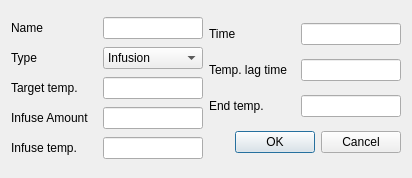
First picture: the form in mashStepEditor.ui, repository Brewtarget/brewtarget, before the edit.
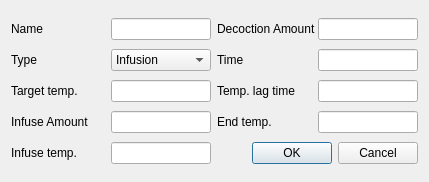
Second picture: the form after the edit.

Commit message: Now can do decoctions.

```diff
--- a/mashStepEditor.ui
+++ b/mashStepEditor.ui
@@ -6,8 +6,8 @@
    <rect>
     <x>0</x>
     <y>0</y>
-    <width>412</width>
-    <height>178</height>
+    <width>429</width>
+    <height>182</height>
    </rect>
   </property>
   <property name="windowTitle">
@@ -212,6 +212,45 @@
      <property name="spacing">
       <number>2</number>
      </property>
+     <item>
+      <layout class="QHBoxLayout" name="horizontalLayout_11">
+       <item>
+        <widget class="QLabel" name="label_9">
+         <property name="sizePolicy">
+          <sizepolicy hsizetype="Expanding" vsizetype="Preferred">
+           <horstretch>0</horstretch>
+           <verstretch>0</verstretch>
+          </sizepolicy>
+         </property>
+         <property name="text">
+          <string>Decoction Amount</string>
+         </property>
+        </widget>
+       </item>
+       <item>
+        <widget class="QLineEdit" name="lineEdit_decoctionAmount">
+         <property name="sizePolicy">
+          <sizepolicy hsizetype="Maximum" vsizetype="Fixed">
+           <horstretch>100</horstretch>
+           <verstretch>0</verstretch>
+          </sizepolicy>
+         </property>
+         <property name="minimumSize">
+          <size>
+           <width>100</width>
+           <height>0</height>
+          </size>
+         </property>
+         <property name="maximumSize">
+          <size>
+           <width>100</width>
+           <height>16777215</height>
+          </size>
+         </property>
+        </widget>
+       </item>
+      </layout>
+     </item>
      <item>
       <layout class="QHBoxLayout" name="horizontalLayout_3">
        <item>
```
The commit also changes 7 other files.
